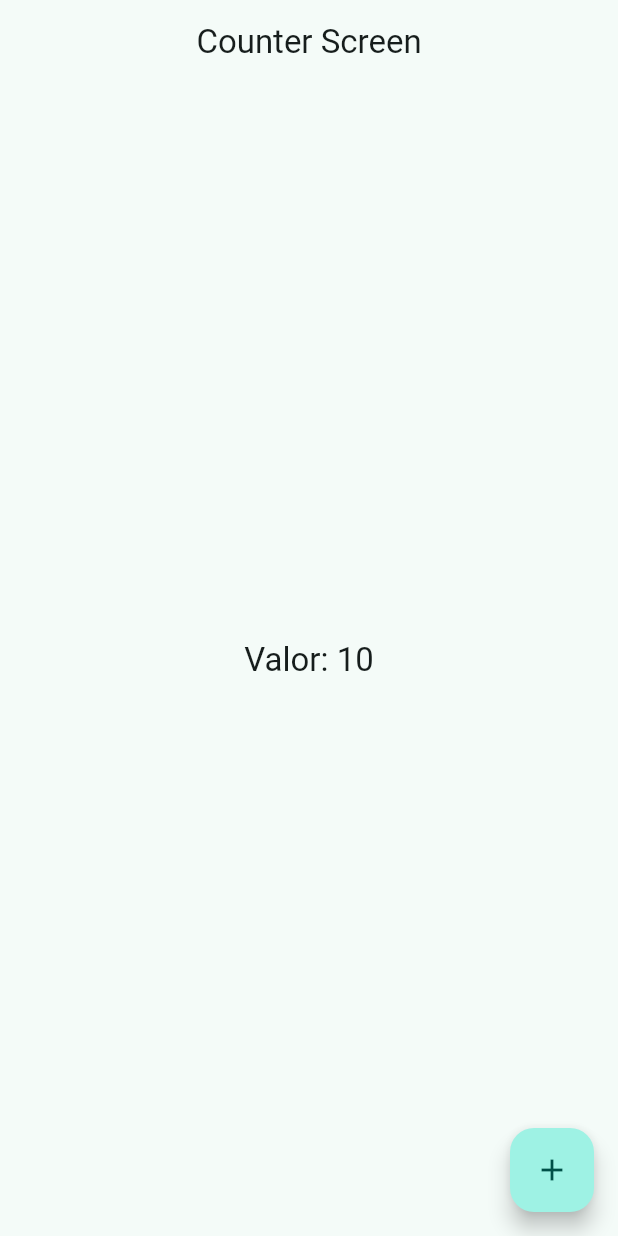
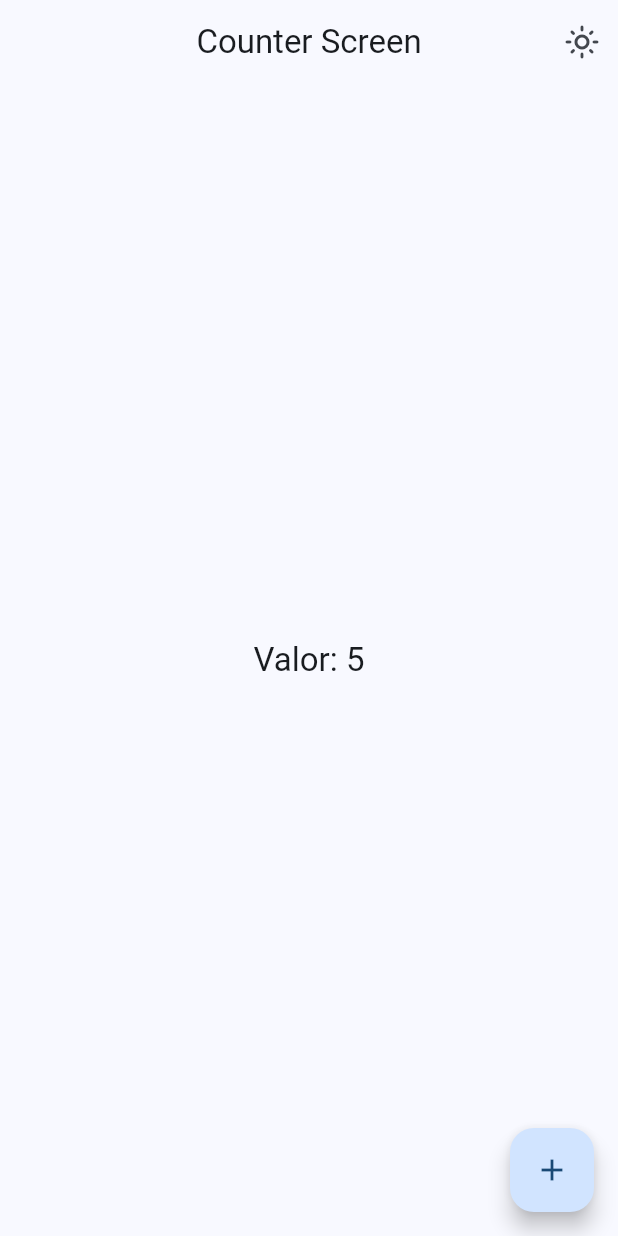
Before and after one commit to MatHeartGaming/flutter_widgets, a Flutter app: the CounterScreen screen opened by its route, on a phone screen of 412 x 824 dp. Run offline on Flutter 3.47's test engine with Material 2 defaults, Android fonts, the phone set to English and light mode, and no system bars; our stand-ins replace animate_do, flutter_riverpod, go_router.

Commit message:
Added dark theme and seed selector

```diff
--- a/lib/config/menu/menu_items.dart
+++ b/lib/config/menu/menu_items.dart
@@ -23,4 +23,5 @@ const appMenuItems = <MenuItem>[
   MenuItem(title: "UI Contrlols + Tiles", subtitle: "Una serie de controles de Flutter", link: "/ui-controls", icon: Icons.car_rental_outlined),
   MenuItem(title: "App Tutorial", subtitle: "Un tutorial muy bonito para nuestra app", link: "/tutorial", icon: Icons.accessibility_new_rounded),
   MenuItem(title: "infinte Scroll y Pull", subtitle: "Listas infinita y tirar para refrescar", link: "/infinite", icon: Icons.loop_sharp),
+  MenuItem(title: "Cambiar Tema", subtitle: "Cambiar tema de la aplicacion", link: "/themes", icon: Icons.color_lens_outlined),
 ];
--- a/lib/config/router/app_router.dart
+++ b/lib/config/router/app_router.dart
@@ -52,4 +52,9 @@ final appRouter = GoRouter(initialLocation: '/', routes: [
     path: '/counter',
     builder: (context, state) => const CounterScreen(),
   ),
+  GoRoute(
+    name: ThemeChangerScreen.name,
+    path: '/themes',
+    builder: (context, state) => const ThemeChangerScreen(),
+  ),
 ]);
--- a/lib/config/themes/app_theme.dart
+++ b/lib/config/themes/app_theme.dart
@@ -1,7 +1,7 @@
 import 'package:flutter/material.dart';
 
 class AppTheme {
-  final List<Color> colorList = [
+  static final List<Color> colorList = [
     Colors.blue,
     Colors.yellow,
     Colors.teal,
@@ -12,14 +12,15 @@ class AppTheme {
     Colors.cyan,
   ];
   final int selectedColor;
+  final bool isDarkMode;
 
-  AppTheme({this.selectedColor = 0});
+  AppTheme({this.selectedColor = 0, this.isDarkMode = false});
 
   ThemeData getTheme() => ThemeData(
-        useMaterial3: true,
-        colorSchemeSeed: colorList[selectedColor % colorList.length],
-        appBarTheme: const AppBarTheme(
-          centerTitle: true,
-        )
-      );
+      useMaterial3: true,
+      brightness: isDarkMode ? Brightness.dark : Brightness.light,
+      colorSchemeSeed: colorList[selectedColor % colorList.length],
+      appBarTheme: const AppBarTheme(
+        centerTitle: true,
+      ));
 }
--- a/lib/presentation/providers/counter_provider.dart
+++ b/lib/presentation/providers/counter_provider.dart
@@ -1,3 +1,3 @@
 import 'package:flutter_riverpod/flutter_riverpod.dart';
 
-final counterProvider = StateProvider((ref) => null);
+final counterProvider = StateProvider((ref) => 5);
--- /dev/null
+++ b/lib/presentation/providers/theme_provider.dart
@@ -0,0 +1,9 @@
+import 'package:flutter_riverpod/flutter_riverpod.dart';
+import 'package:widgets_app/config/themes/app_theme.dart';
+
+final darkModeProvider = StateProvider((ref) => false);
+
+// Listado de colores immutable
+final colorListProvider = StateProvider((ref) => AppTheme.colorList);
+
+final selectedColorSeedProvider = StateProvider((ref) => 0);
--- a/lib/presentation/screens/counter/counter_screen.dart
+++ b/lib/presentation/screens/counter/counter_screen.dart
@@ -1,24 +1,43 @@
 import 'package:flutter/material.dart';
+import 'package:flutter_riverpod/flutter_riverpod.dart';
+import 'package:widgets_app/presentation/providers/counter_provider.dart';
+import 'package:widgets_app/presentation/providers/theme_provider.dart';
 
-class CounterScreen extends StatelessWidget {
+class CounterScreen extends ConsumerWidget {
   static const name = "CounterScreen";
 
   const CounterScreen({super.key});
 
   @override
-  Widget build(BuildContext context) {
+  Widget build(BuildContext context, WidgetRef ref) {
+    int clickCounter = ref.watch(counterProvider);
+    bool isDarkMode = ref.watch(darkModeProvider);
     return Scaffold(
       floatingActionButton: FloatingActionButton(
         onPressed: () {
-
+          ref.read(counterProvider.notifier).state++;
+          //ref.read(counterProvider.notifier).update((state) => state + 1);
         },
         child: const Icon(Icons.add),
       ),
       appBar: AppBar(
+        actions: [
+          IconButton(
+              onPressed: () {
+                bool isDarkMode = ref.read(darkModeProvider.notifier).state;
+                ref.watch(darkModeProvider.notifier).state = !isDarkMode;
+              },
+              icon: Icon(isDarkMode
+                  ? Icons.dark_mode_outlined
+                  : Icons.light_mode_outlined)),
+        ],
         title: const Text("Counter Screen"),
       ),
       body: Center(
-        child: Text("Valor: 10", style: Theme.of(context).textTheme.titleLarge,),
+        child: Text(
+          "Valor: $clickCounter",
+          style: Theme.of(context).textTheme.titleLarge,
+        ),
       ),
     );
   }
--- a/lib/presentation/screens/screens.dart
+++ b/lib/presentation/screens/screens.dart
@@ -1,3 +1,4 @@
+export 'package:widgets_app/presentation/screens/theme_changer/theme_changer.dart';
 export 'package:widgets_app/presentation/screens/counter/counter_screen.dart';
 export 'package:widgets_app/presentation/screens/animated/animated_screen.dart';
 export 'package:widgets_app/presentation/screens/app_tutorial/app_tutorial_screen.dart';
```
Also changed, not shown: lib/main.dart (+11 -6 lines), lib/presentation/screens/theme_changer/theme_changer.dart (added, +62 -0 lines).
